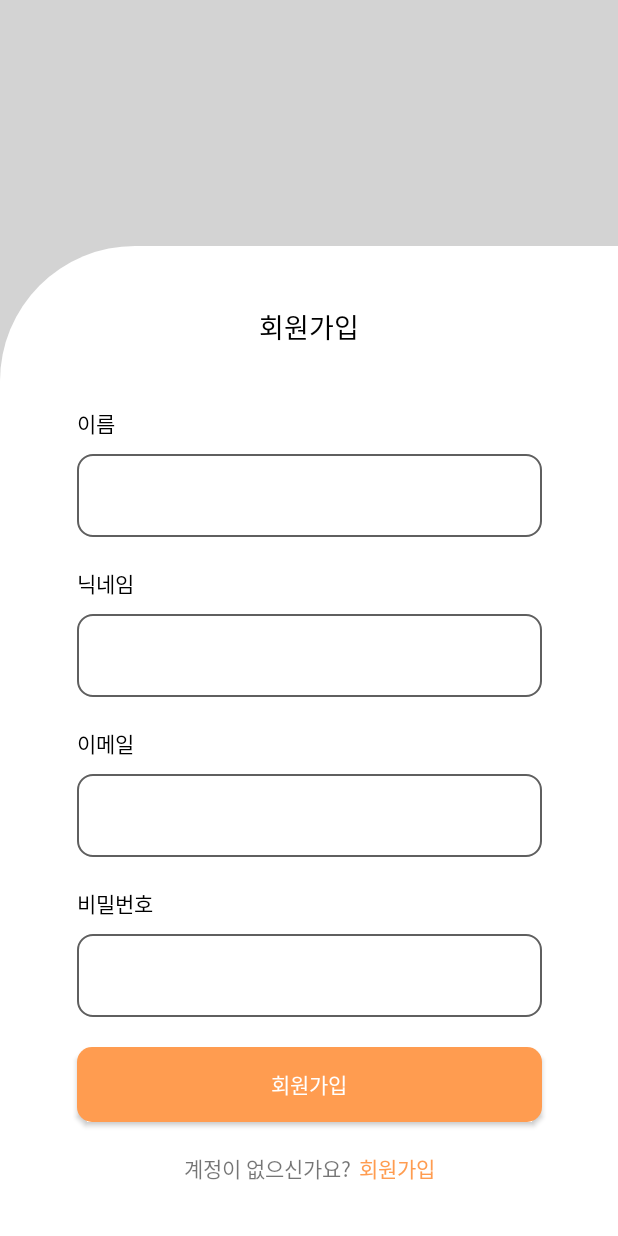
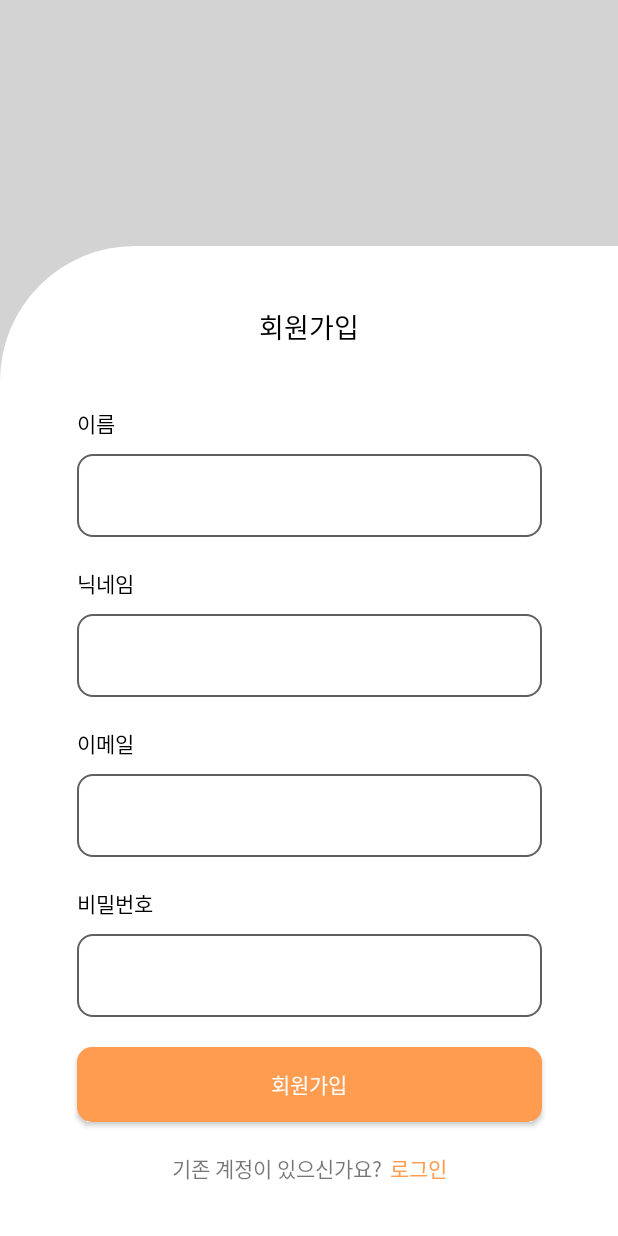
Before and after one commit to re-prife/Android, an Android app: the SignupActivity screen opened directly, with no data from a screen before it, on a phone screen of 412 x 824 dp. Run offline under Robolectric (Android 15) with nearby library versions, the phone set to English and light mode, and no system bars.

Commit message:
Fix: 회원가입 text수정

```diff
--- a/app/src/main/res/layout/activity_signup.xml
+++ b/app/src/main/res/layout/activity_signup.xml
@@ -136,14 +136,14 @@
                 android:id="@+id/text_signin_info"
                 android:layout_width="wrap_content"
                 android:layout_height="wrap_content"
-                android:text="계정이 없으신가요?" />
+                android:text="기존 계정이 있으신가요?" />
 
             <TextView
                 android:id="@+id/btn_signin"
                 android:layout_width="wrap_content"
                 android:layout_height="wrap_content"
                 android:layout_marginStart="5dp"
-                android:text="회원가입"
+                android:text="로그인"
                 android:textColor="@color/main" />
         </LinearLayout>
 
```
